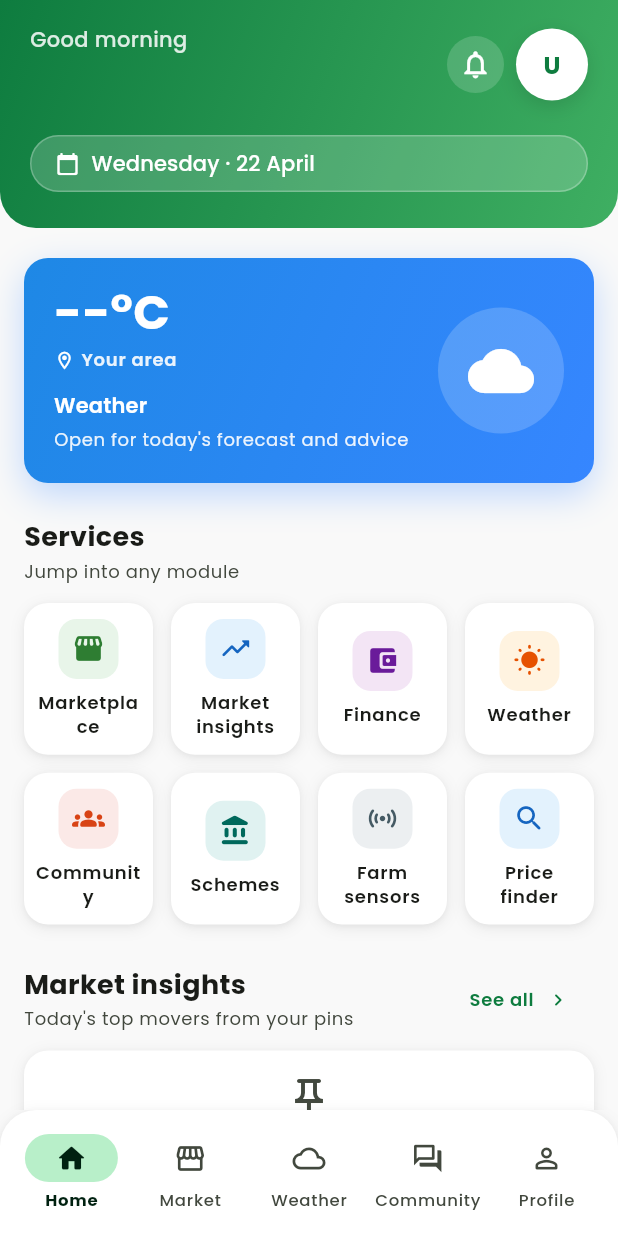
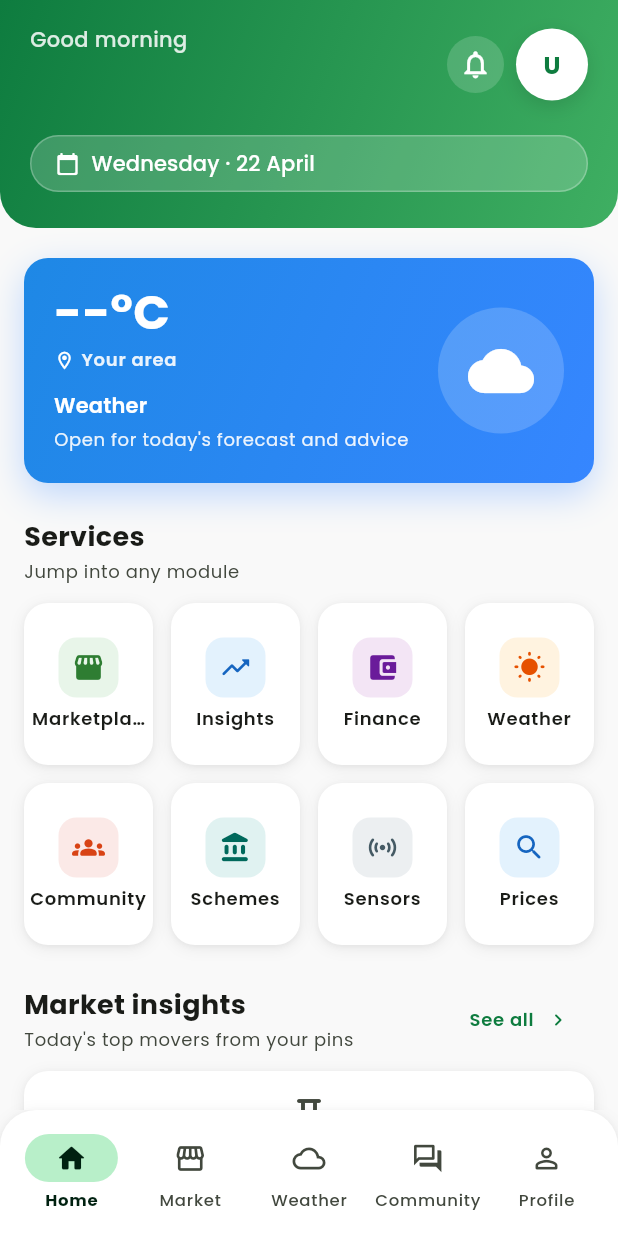
Before and after one commit to abhijeet-rane/KisanVeer-App, a Flutter app: the MainScreen screen opened by its route, on a phone screen of 412 x 824 dp. Run offline on Flutter 3.47's test engine with Material 3 defaults, Android fonts, the phone set to English and light mode, and no system bars; drawn by our look-alikes of flutter_animate; our stand-ins replace animate_do, audioplayers, cached_network_image, connectivity_plus, file_picker, fl_chart and 21 more; missing offline and left inert: razorpay_flutter; accounts and stored records are empty; network calls fail.

Commit message:
fix(v2): storage init crash on profile tab + dashboard grid overflow
Two user-reported regressions from the v2 UI work.

1. Profile tab opened a blank white page with LateInitializationError
   for StorageService._prefs. Root cause: main.dart only called
   NotificationsService.initialize() but never StorageService().init(),
   so the singleton's late final SharedPreferences was unset when
   MainScreen's badge-count path touched it.

   Defense-in-depth fix:
   • Add await StorageService().init() to the main bootstrap.
   • Rewrite StorageService to self-heal: _prefs is nullable, reads
     return null/false when not ready, writes auto-init on first call.
     LateInitializationError is now impossible.
   • Wrap NotificationService history load/save in try/catch.
   • Wrap MainScreen badge update in try/catch so a broken service
     can never crash tab navigation.

2. Services grid overflowed by ~10 px per tile on narrow screens
   ('Marketp lace', 'Commu nity', 'Scheme s', etc).

   Fix in DashboardScreen._ServicesGrid:
   • LayoutBuilder drives responsive columns (3 on <360dp, 4 above).
   • mainAxisExtent: 108 gives every tile a predictable height
     independent of width.
   • Shortened tight labels (Insights, Sensors, Prices) so they fit
     on one line at every phone size.
   • _ServiceTile tightened with MainAxisSize.min + Flexible label
     + maxLines:1 ellipsis as a final safety net.

Verification: analyzer 0, dart format clean (3.8), 104/104 tests pass.

```diff
--- a/lib/screens/home/dashboard_screen.dart
+++ b/lib/screens/home/dashboard_screen.dart
@@ -612,7 +612,7 @@ class _ServicesGrid extends StatelessWidget {
     ),
     _Service(
       icon: Icons.trending_up_rounded,
-      label: 'Market insights',
+      label: 'Insights',
       tint: Color(0xFF1565C0),
       bg: Color(0xFFE3F2FD),
     ),
@@ -642,13 +642,13 @@ class _ServicesGrid extends StatelessWidget {
     ),
     _Service(
       icon: Icons.sensors_rounded,
-      label: 'Farm sensors',
+      label: 'Sensors',
       tint: Color(0xFF455A64),
       bg: Color(0xFFECEFF1),
     ),
     _Service(
       icon: Icons.search_rounded,
-      label: 'Price finder',
+      label: 'Prices',
       tint: Color(0xFF1565C0),
       bg: Color(0xFFE3F2FD),
     ),
@@ -658,7 +658,7 @@ class _ServicesGrid extends StatelessWidget {
     switch (s.label) {
       case 'Marketplace':
         return const MarketplaceScreen();
-      case 'Market insights':
+      case 'Insights':
         return const MarketInsightsScreen();
       case 'Finance':
         return const FinanceScreen();
@@ -668,9 +668,9 @@ class _ServicesGrid extends StatelessWidget {
         return const CommunityScreen();
       case 'Schemes':
         return const SchemesListingScreen();
-      case 'Farm sensors':
+      case 'Sensors':
         return const GasSensorMonitorScreen();
-      case 'Price finder':
+      case 'Prices':
         return const PriceFinderScreen();
       default:
         return const MarketplaceScreen();
@@ -679,14 +679,20 @@ class _ServicesGrid extends StatelessWidget {
 
   @override
   Widget build(BuildContext context) {
+    // Responsive columns: 4 on typical phones, 3 when really narrow
+    // (< 360dp). `mainAxisExtent` gives every tile a fixed height so a
+    // 2-line label never overflows no matter how wide the tile ends up.
+    return LayoutBuilder(
+      builder: (context, constraints) {
+        final crossAxisCount = constraints.maxWidth < 360 ? 3 : 4;
         return GridView.builder(
           shrinkWrap: true,
           physics: const NeverScrollableScrollPhysics(),
-      gridDelegate: const SliverGridDelegateWithFixedCrossAxisCount(
-        crossAxisCount: 4,
+          gridDelegate: SliverGridDelegateWithFixedCrossAxisCount(
+            crossAxisCount: crossAxisCount,
             crossAxisSpacing: AppSpacing.space12,
             mainAxisSpacing: AppSpacing.space12,
-        childAspectRatio: 0.85,
+            mainAxisExtent: 108,
           ),
           itemCount: _services.length,
           itemBuilder: (context, index) {
@@ -697,6 +703,8 @@ class _ServicesGrid extends StatelessWidget {
             ).animate().fadeIn(
               duration: AppMotion.base,
               delay: Duration(milliseconds: 50 * index),
+            );
+          },
         );
       },
     );
@@ -725,9 +733,13 @@ class _ServiceTile extends StatelessWidget {
   @override
   Widget build(BuildContext context) {
     return AppCard(
-      padding: const EdgeInsets.all(AppSpacing.space8),
+      padding: const EdgeInsets.symmetric(
+        horizontal: AppSpacing.space4,
+        vertical: AppSpacing.space8,
+      ),
       onTap: onTap,
       child: Column(
+        mainAxisSize: MainAxisSize.min,
         mainAxisAlignment: MainAxisAlignment.center,
         children: [
           Container(
@@ -740,15 +752,17 @@ class _ServiceTile extends StatelessWidget {
             ),
             child: Icon(service.icon, color: service.tint, size: 22),
           ),
-          const SizedBox(height: AppSpacing.space8),
-          Text(
+          const SizedBox(height: AppSpacing.space6),
+          Flexible(
+            child: Text(
               service.label,
               textAlign: TextAlign.center,
-            maxLines: 2,
+              maxLines: 1,
               overflow: TextOverflow.ellipsis,
               style: AppTextStyles.labelMedium.copyWith(
                 color: AppColors.onSurface,
                 fontWeight: FontWeight.w600,
+              ),
             ),
           ),
         ],
```
Also changed, not shown: lib/main.dart (+7 -1 lines), lib/screens/home/main_screen.dart (+12 -3 lines), lib/services/notification_service.dart (+17 -2 lines), lib/services/storage_service.dart (+53 -50 lines). Lines whose indentation alone changed are shown as unchanged.
